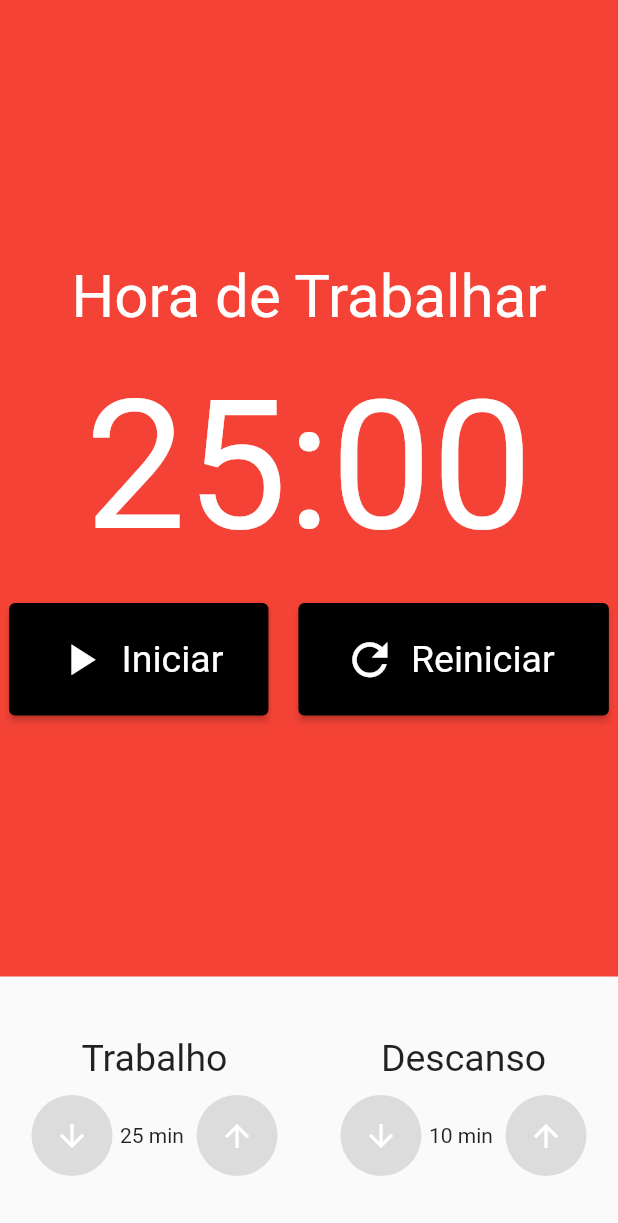
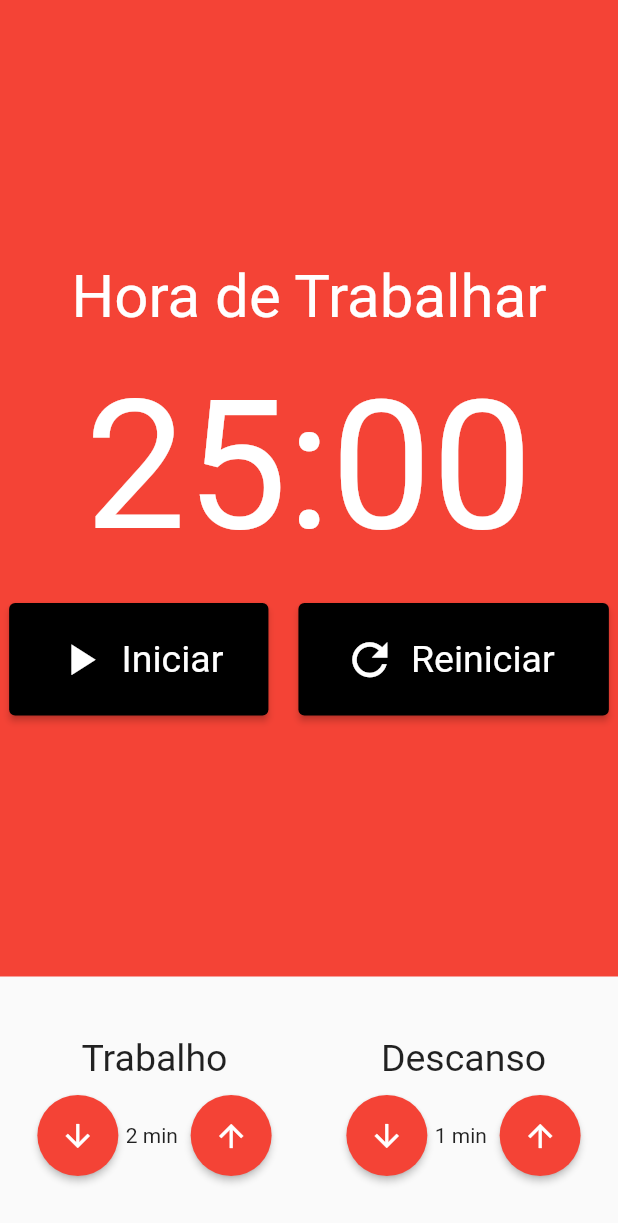
Before and after one commit to IagoMesquita/pomodoro_with_mobx, a Flutter app: the screen it shows after launch, on a phone screen of 412 x 824 dp. Shown: the top 1223 px of the screen. Run offline on Flutter 3.47's test engine with Material 2 defaults, Android fonts, the phone set to English and light mode, and no system bars; our stand-ins replace flutter_mobx, mobx; generated files the repository leaves out were written again.

Commit message:
feat: provider of Pomodoro Store

```diff
--- a/lib/pages/pomodoro.dart
+++ b/lib/pages/pomodoro.dart
@@ -1,12 +1,17 @@
 import 'package:flutter/material.dart';
 import 'package:pomodoro_with_mobx/components/chronometer.dart';
 import 'package:pomodoro_with_mobx/components/input_time.dart';
+import 'package:pomodoro_with_mobx/store/pomodoro.store.dart';
+import 'package:provider/provider.dart';
+import 'package:flutter_mobx/flutter_mobx.dart';
 
 class Pomodoro extends StatelessWidget {
   const Pomodoro({super.key});
 
   @override
   Widget build(BuildContext context) {
+    final store = Provider.of<PomodoroStore>(context);
+
     return Scaffold(
       body: Column(
         crossAxisAlignment: CrossAxisAlignment.stretch,
@@ -16,12 +21,24 @@ class Pomodoro extends StatelessWidget {
             padding: const EdgeInsets.symmetric(
               vertical: 40,
             ),
-            child: Row(
-              mainAxisAlignment: MainAxisAlignment.spaceAround,
-              children: const [
-                InputTime(title: 'Trabalho', timer: 25),
-                InputTime(title: 'Descanso', timer: 10),
-              ],
+            child: Observer(
+              builder: (_) => Row(
+                mainAxisAlignment: MainAxisAlignment.spaceAround,
+                children: [
+                  InputTime(
+                    title: 'Trabalho',
+                    timer: store.workingTime,
+                    inc: store.incrementWorkingTime,
+                    dec: store.decrementWorkingTime,
+                  ),
+                  InputTime(
+                    title: 'Descanso',
+                    timer: store.restTime,
+                    inc: store.incrementRestTime,
+                    dec: store.decrementRestTime,
+                  ),
+                ],
+              ),
             ),
           ),
         ],
```
